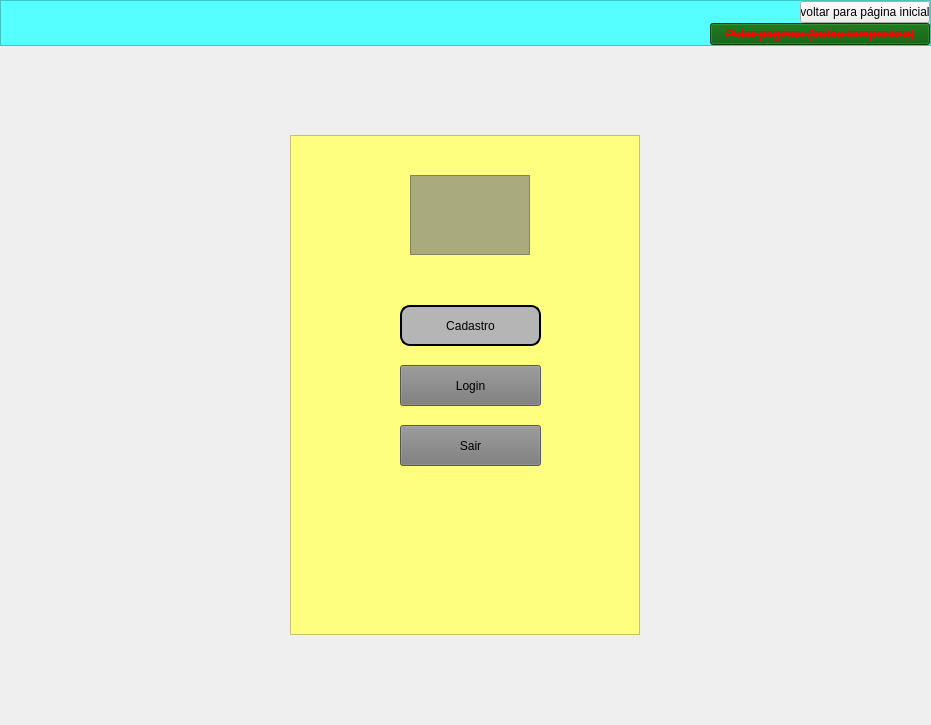
This is App/Desenvolvimento/src/main/python/mainUi.ui in wesleyrodrigues/TCC as Qt 5 draws it before an edit. The edited form follows.
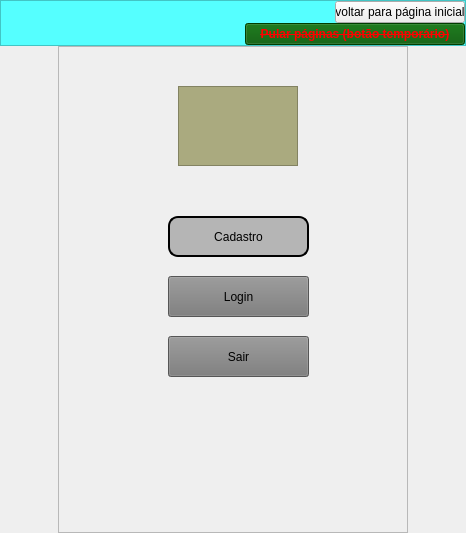
This is the edited form. Icons and pictures are not drawn.

```diff
--- a/App/Desenvolvimento/src/main/python/mainUi.ui
+++ b/App/Desenvolvimento/src/main/python/mainUi.ui
@@ -6,13 +6,21 @@
    <rect>
     <x>0</x>
     <y>0</y>
-    <width>931</width>
-    <height>725</height>
+    <width>466</width>
+    <height>533</height>
    </rect>
   </property>
   <property name="windowTitle">
    <string>MainWindow</string>
   </property>
+  <property name="styleSheet">
+   <string notr="true">QMainWindow {
+				
+	background-image: url(:/tela/app_imagens/kawaii-1546834.png);
+                background-repeat: no-repeat; 
+                background-position: center;
+ }</string>
+  </property>
   <widget class="QWidget" name="centralwidget">
    <property name="styleSheet">
     <string notr="true"/>
@@ -565,10 +573,7 @@
            </size>
           </property>
           <property name="styleSheet">
-           <string notr="true">QFrame {
-
-	background-color: rgb(255, 255, 127);
-}</string>
+           <string notr="true"/>
           </property>
           <property name="frameShape">
            <enum>QFrame::StyledPanel</enum>
```
Left out of the diff: 19 changed lines with no effect on the pictures.
